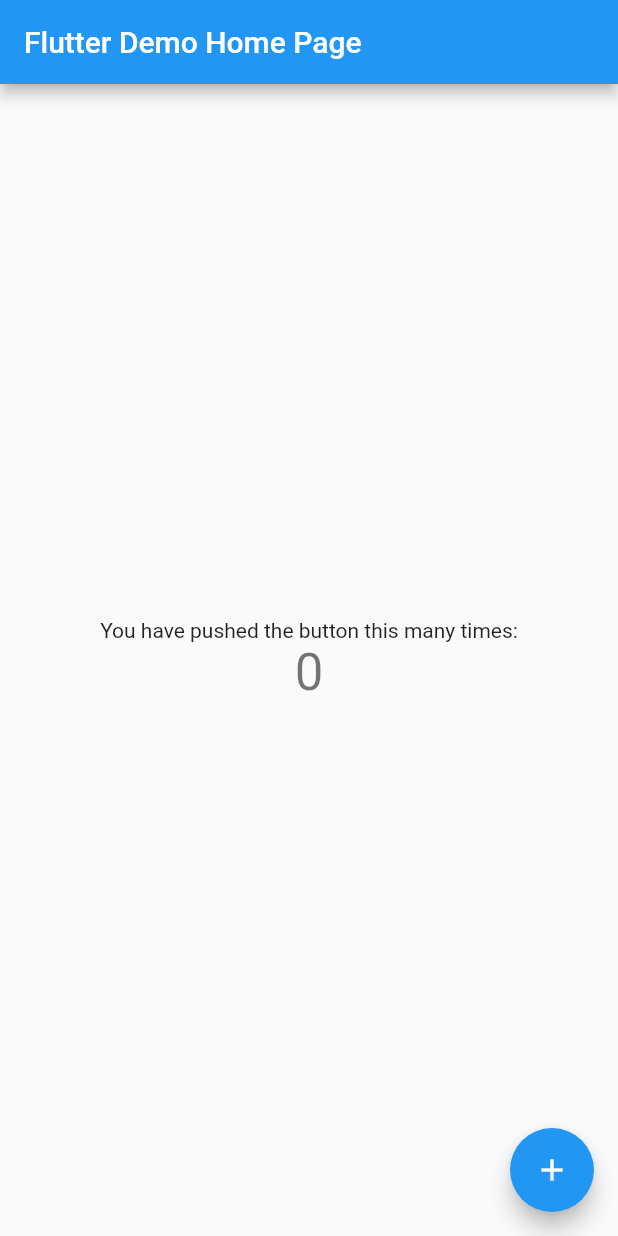
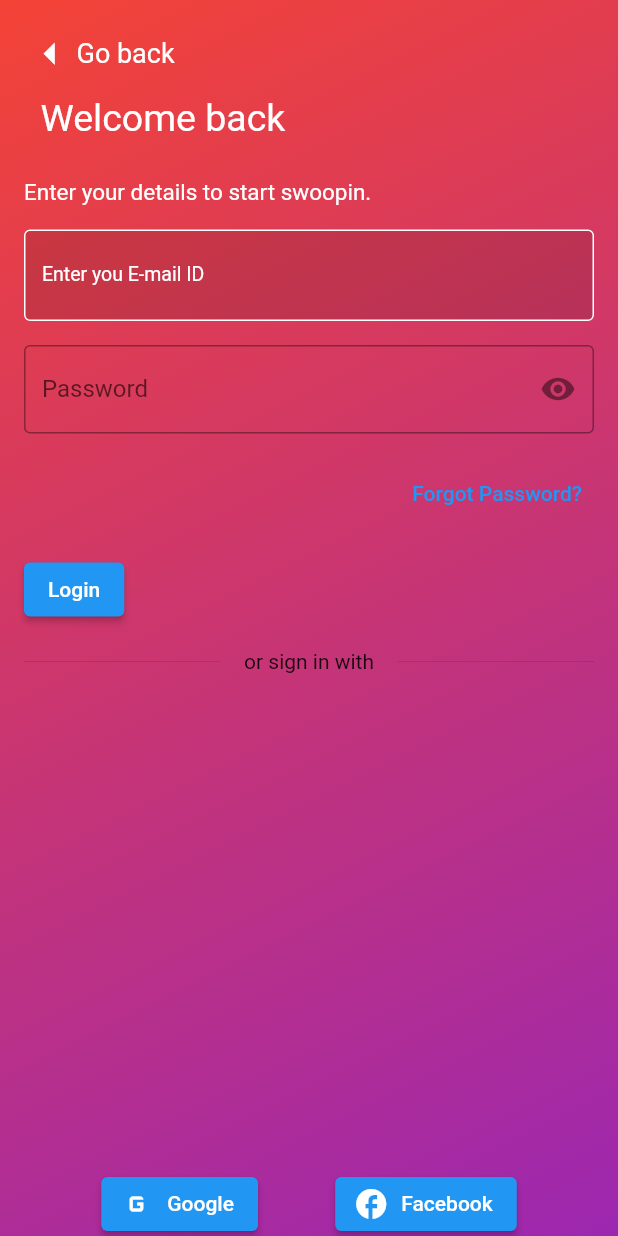
Before and after one commit to Rakibul25/firebase_auth_test, a Flutter app: the screen it shows after launch, on a phone screen of 412 x 824 dp. Run offline on Flutter 3.47's test engine with Material 2 defaults, Android fonts, the phone set to English and light mode, and no system bars; our stand-ins replace firebase_auth, firebase_core; accounts and stored records are empty.

Commit message:
designing login

```diff
--- /dev/null
+++ b/lib/controllers/login_controller.dart
@@ -0,0 +1,10 @@
+
+import '../models/login_model.dart';
+
+class LoginController {
+  final model = LoginModel();
+
+  void dispose() {
+    model.dispose();
+  }
+}
--- a/lib/main.dart
+++ b/lib/main.dart
@@ -1,7 +1,14 @@
+import 'package:firebase_auth_test/views/login_view.dart';
+import 'package:firebase_core/firebase_core.dart';
 import 'package:flutter/material.dart';
+import 'package:provider/provider.dart';
 
-void main() {
-  runApp(const MyApp());
+import 'models/login_model.dart';
+
+void main() async {
+  WidgetsFlutterBinding.ensureInitialized();
+  await Firebase.initializeApp();
+  runApp( MyApp());
 }
 
 class MyApp extends StatelessWidget {
@@ -10,106 +17,19 @@ class MyApp extends StatelessWidget {
   // This widget is the root of your application.
   @override
   Widget build(BuildContext context) {
-    return MaterialApp(
-      title: 'Flutter Demo',
-      theme: ThemeData(
-        // This is the theme of your application.
-        //
-        // Try running your application with "flutter run". You'll see the
-        // application has a blue toolbar. Then, without quitting the app, try
-        // changing the primarySwatch below to Colors.green and then invoke
-        // "hot reload" (press "r" in the console where you ran "flutter run",
-        // or simply save your changes to "hot reload" in a Flutter IDE).
-        // Notice that the counter didn't reset back to zero; the application
-        // is not restarted.
-        primarySwatch: Colors.blue,
+    return MultiProvider(
+      providers: [
+        ChangeNotifierProvider<LoginModel>(
+          create: (context) => LoginModel(),
+        ),
+      ],
+      child: MaterialApp(
+        title: 'My App',
+        initialRoute: '/login',
+        routes: {
+          '/login': (context) => LoginView(),
+        },
       ),
-      home: const MyHomePage(title: 'Flutter Demo Home Page'),
     );
   }
 }
-
-class MyHomePage extends StatefulWidget {
-  const MyHomePage({super.key, required this.title});
-
-  // This widget is the home page of your application. It is stateful, meaning
-  // that it has a State object (defined below) that contains fields that affect
-  // how it looks.
-
-  // This class is the configuration for the state. It holds the values (in this
-  // case the title) provided by the parent (in this case the App widget) and
-  // used by the build method of the State. Fields in a Widget subclass are
-  // always marked "final".
-
-  final String title;
-
-  @override
-  State<MyHomePage> createState() => _MyHomePageState();
-}
-
-class _MyHomePageState extends State<MyHomePage> {
-  int _counter = 0;
-
-  void _incrementCounter() {
-    setState(() {
-      // This call to setState tells the Flutter framework that something has
-      // changed in this State, which causes it to rerun the build method below
-      // so that the display can reflect the updated values. If we changed
-      // _counter without calling setState(), then the build method would not be
-      // called again, and so nothing would appear to happen.
-      _counter++;
-    });
-  }
-
-  @override
-  Widget build(BuildContext context) {
-    // This method is rerun every time setState is called, for instance as done
-    // by the _incrementCounter method above.
-    //
-    // The Flutter framework has been optimized to make rerunning build methods
-    // fast, so that you can just rebuild anything that needs updating rather
-    // than having to individually change instances of widgets.
-    return Scaffold(
-      appBar: AppBar(
-        // Here we take the value from the MyHomePage object that was created by
-        // the App.build method, and use it to set our appbar title.
-        title: Text(widget.title),
-      ),
-      body: Center(
-        // Center is a layout widget. It takes a single child and positions it
-        // in the middle of the parent.
-        child: Column(
-          // Column is also a layout widget. It takes a list of children and
-          // arranges them vertically. By default, it sizes itself to fit its
-          // children horizontally, and tries to be as tall as its parent.
-          //
-          // Invoke "debug painting" (press "p" in the console, choose the
-          // "Toggle Debug Paint" action from the Flutter Inspector in Android
-          // Studio, or the "Toggle Debug Paint" command in Visual Studio Code)
-          // to see the wireframe for each widget.
-          //
-          // Column has various properties to control how it sizes itself and
-          // how it positions its children. Here we use mainAxisAlignment to
-          // center the children vertically; the main axis here is the vertical
-          // axis because Columns are vertical (the cross axis would be
-          // horizontal).
-          mainAxisAlignment: MainAxisAlignment.center,
-          children: <Widget>[
-            const Text(
-              'You have pushed the button this many times:',
-            ),
-            Text(
-              '$_counter',
-              style: Theme.of(context).textTheme.headlineMedium,
-            ),
-          ],
-        ),
-      ),
-      floatingActionButton: FloatingActionButton(
-        onPressed: _incrementCounter,
-        tooltip: 'Increment',
-        child: const Icon(Icons.add),
-      ), // This trailing comma makes auto-formatting nicer for build methods.
-    );
-  }
-}
--- /dev/null
+++ b/lib/models/login_model.dart
@@ -0,0 +1,38 @@
+import 'package:flutter/material.dart';
+import 'package:firebase_auth/firebase_auth.dart';
+
+class LoginModel with ChangeNotifier {
+  late String email;
+  late String password;
+  bool isLoading = false;
+  bool isObscure = true;
+  final FirebaseAuth _auth = FirebaseAuth.instance;
+
+  Future<void> login() async {
+    isLoading = true;
+    notifyListeners();
+
+    try {
+      final userCredential = await _auth.signInWithEmailAndPassword(
+        email: email,
+        password: password,
+      );
+      print('Logged in as ${userCredential.user!.email}');
+    } on FirebaseAuthException catch (e) {
+      print('Login failed: ${e.message}');
+      throw e;
+    } finally {
+      isLoading = false;
+      notifyListeners();
+    }
+  }
+
+  void toggleObscure() {
+    isObscure = !isObscure;
+    notifyListeners();
+  }
+
+  void dispose() {
+    // Clean up any resources used by the controller.
+  }
+}
--- /dev/null
+++ b/lib/views/login_view.dart
@@ -0,0 +1,216 @@
+import 'package:flutter/material.dart';
+import 'package:provider/provider.dart';
+import 'package:firebase_auth/firebase_auth.dart';
+import 'package:firebase_core/firebase_core.dart';
+
+import '../models/login_model.dart';
+
+class LoginView extends StatefulWidget {
+  @override
+  State<LoginView> createState() => _LoginViewState();
+}
+
+class _LoginViewState extends State<LoginView> {
+  final TextEditingController _emailController = TextEditingController();
+
+  final TextEditingController _passwordController = TextEditingController();
+
+  bool emailtap = false;
+
+  bool passtap = false;
+
+  @override
+  Widget build(BuildContext context) {
+    Size size = MediaQuery.of(context).size;
+    final bool isKeyboard = MediaQuery.of(context).viewInsets.bottom != 0;
+    return Scaffold(
+      backgroundColor: Colors.purple,
+      body: Container(
+        height: size.height,
+        decoration: BoxDecoration(
+            gradient: LinearGradient(
+          begin: Alignment.topLeft,
+          end: Alignment.bottomRight,
+          colors: [
+            Colors.red,
+            Colors.purple,
+          ],
+        )),
+        child: SafeArea(
+          child: SingleChildScrollView(
+            child: Padding(
+              padding:
+                  EdgeInsets.only(top: 2.0, left: 16.0, right: 16.0, bottom: 2),
+              child: Column(
+                mainAxisAlignment: MainAxisAlignment.start,
+                crossAxisAlignment: CrossAxisAlignment.start,
+                children: [
+                  SizedBox(height: 16.0),
+                  Column(
+                    children: [
+                      Row(
+                        mainAxisAlignment: MainAxisAlignment.start,
+                        children: [
+                          Icon(
+                            Icons.arrow_left_sharp,
+                            size: 35,
+                            color: Colors.white,
+                          ),
+                          Text('Go back',
+                              style: TextStyle(fontSize: 18, color: Colors.white)),
+                        ],
+                      ),
+                      Row(
+                        mainAxisAlignment: MainAxisAlignment.start,
+                        children: [
+                          Padding(
+                            padding: const EdgeInsets.all(11.0),
+                            child: Text('Welcome back',
+                                style: TextStyle(fontSize: 25, color: Colors.white)),
+                          ),
+                        ],
+                      ),
+
+                    ],
+                  ),
+                  SizedBox(height: 15,),
+                  Text('Enter your details to start swoopin.',
+                      style: TextStyle(fontSize: 15, color: Colors.white)),
+                  SizedBox(height: 16.0),
+                  TextField(
+                    controller: _emailController,
+                    keyboardType: TextInputType.emailAddress,
+                    style: TextStyle(color: Colors.white),
+                    decoration: InputDecoration(
+                      labelText: "Enter you E-mail ID", //babel text
+                      hintText: "example: mdrakib.mri93@gmail.com", //hint text
+                      hintStyle: TextStyle(fontSize: 18, fontWeight: FontWeight.bold,color: Colors.white54), //hint text style
+                      labelStyle: TextStyle(fontSize: 13, color: Colors.white), //label style
+                      enabledBorder: OutlineInputBorder(
+                        borderSide: BorderSide(color: Colors.white),
+                      ),
+                      focusedBorder: OutlineInputBorder(
+                        borderSide: BorderSide(color: Colors.white),
+                      ),
+                      filled: true,
+                      fillColor: emailtap? Colors.white : Colors.black12 ,
+                    ),
+                    onTap: () {
+                      setState(() {
+                        emailtap = true; // Update the state of the widget when the TextField is tapped
+                      });
+                    },
+                    onEditingComplete: () {
+                      setState(() {
+                        emailtap = false; // Reset the state of the widget when editing is complete
+                      });
+                    },
+                    onChanged: (value) {
+                      emailtap = true;
+                      Provider.of<LoginModel>(context, listen: false).email =
+                          value;
+                    },
+                  ),
+                  SizedBox(height: 16.0),
+                  TextField(
+                    controller: _passwordController,
+                    obscureText: Provider.of<LoginModel>(context).isObscure,
+                    decoration: InputDecoration(
+                      labelText: 'Password',
+                      border: OutlineInputBorder(),
+                      suffixIcon: IconButton(
+                        icon: Icon(Icons.visibility),
+                        onPressed: () {
+                          Provider.of<LoginModel>(context, listen: false)
+                              .toggleObscure();
+                        },
+                      ),
+                    ),
+                    onChanged: (value) {
+                      Provider.of<LoginModel>(context, listen: false).password =
+                          value;
+                    },
+                  ),
+                  SizedBox(height: 16.0),
+                  Row(
+                    mainAxisAlignment: MainAxisAlignment.end,
+                    children: [
+                      TextButton(
+                        onPressed: () {},
+                        child: Text('Forgot Password?'),
+                      ),
+                    ],
+                  ),
+                  SizedBox(height: 16.0),
+                  ElevatedButton(
+                    onPressed: Provider.of<LoginModel>(context).isLoading
+                        ? null
+                        : () async {
+                            try {
+                              await Provider.of<LoginModel>(context,
+                                      listen: false)
+                                  .login();
+                              Navigator.of(context)
+                                  .pushReplacementNamed('/home');
+                            } on FirebaseAuthException catch (e) {
+                              ScaffoldMessenger.of(context)
+                                  .showSnackBar(SnackBar(
+                                content: Text('Login failed: ${e.message}'),
+                                duration: Duration(seconds: 3),
+                              ));
+                            }
+                          },
+                    child: Provider.of<LoginModel>(context).isLoading
+                        ? CircularProgressIndicator()
+                        : Text('Login'),
+                  ),
+                  SizedBox(height: 16),
+                  Row(
+                    children: [
+                      Expanded(
+                        child: Divider(),
+                      ),
+                      SizedBox(width: 16.0),
+                      Text('or sign in with'),
+                      SizedBox(width: 16.0),
+                      Expanded(
+                        child: Divider(),
+                      ),
+                    ],
+                  ),
+                  SizedBox(
+                      height: isKeyboard ? size.height * .1 : size.height * .4),
+                  Row(
+                    mainAxisAlignment: MainAxisAlignment.spaceEvenly,
+                    children: [
+                      ElevatedButton.icon(
+                        onPressed: () {},
+                        icon: Icon(Icons.g_mobiledata),
+                        label: Text('Google'),
+                      ),
+                      ElevatedButton.icon(
+                        onPressed: () {},
+                        icon: Icon(Icons.facebook),
+                        label: Text('Facebook'),
+                      ),
+                    ],
+                  ),
+                  Row(
+                    mainAxisAlignment: MainAxisAlignment.center,
+                    children: [
+                      Text('New to our app?'),
+                      TextButton(
+                        onPressed: () {},
+                        child: Text('Create an account'),
+                      ),
+                    ],
+                  ),
+                ],
+              ),
+            ),
+          ),
+        ),
+      ),
+    );
+  }
+}
--- a/pubspec.yaml
+++ b/pubspec.yaml
@@ -37,6 +37,7 @@ dependencies:
   cupertino_icons: ^1.0.2
   firebase_auth: ^4.2.10
   firebase_core: ^2.7.1
+  provider: ^6.0.5
 
 dev_dependencies:
   flutter_test:
```
Also changed, not shown: lib/models/signup_model.dart (added), pubspec.lock, 3 other files.
